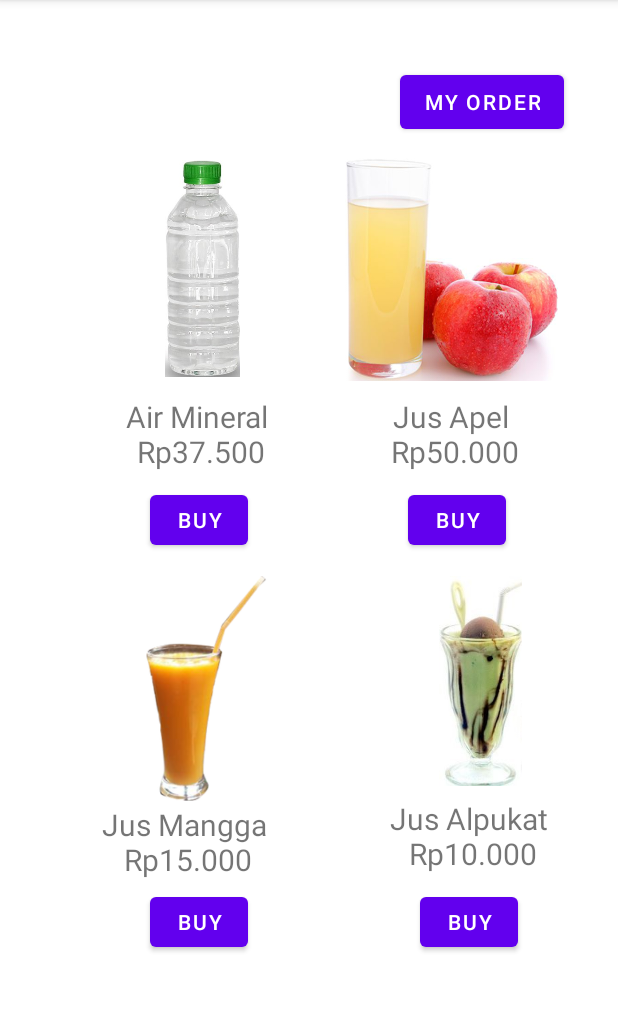
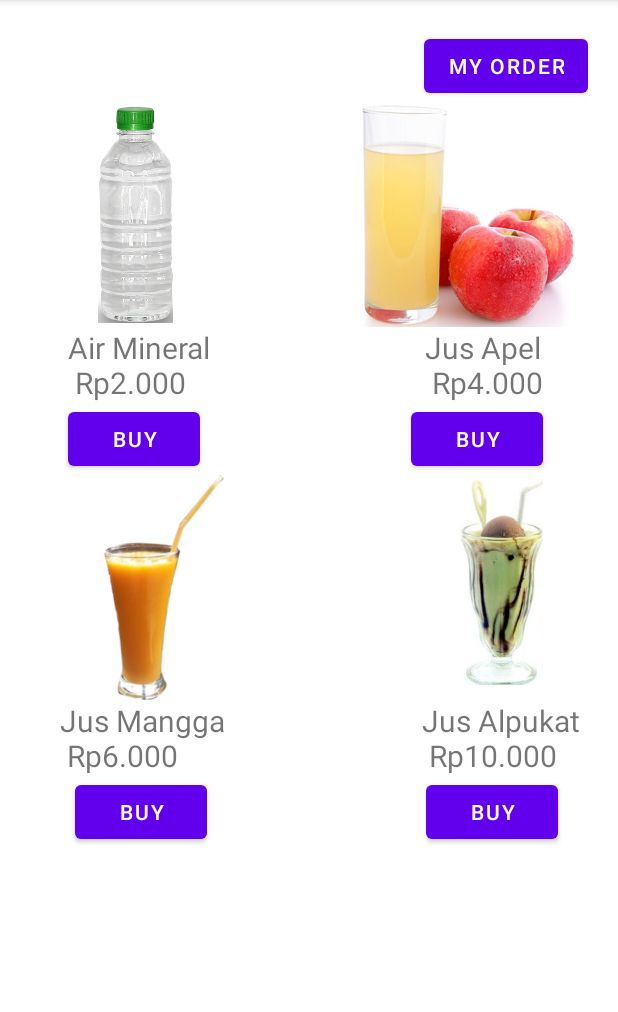
Before and after one commit to LaurensiusVincentRohandy/MOBI6059-MobileProgramming, an Android app: the DrinksActivity screen opened directly, with no data from a screen before it, on a phone screen of 412 x 824 dp, the part 84-1096 px from its top. Run offline under Robolectric (Android 15) with nearby library versions, the phone set to English and light mode, and no system bars.

Commit message:
Edit drinks

```diff
--- a/BinusEzyFoody/app/src/main/java/com/example/binusezyfoody/Drinks.java
+++ b/BinusEzyFoody/app/src/main/java/com/example/binusezyfoody/Drinks.java
@@ -2,7 +2,7 @@ package com.example.binusezyfoody;
 
 public class Drinks {
     String name;
-    int price, qty;
+    int price, qty, stock;
 
     public String getName() {
         return name;
@@ -27,4 +27,12 @@ public class Drinks {
     public void setQty(int qty) {
         this.qty = qty;
     }
+
+    public int getStock() {
+        return stock;
+    }
+
+    public void setStock(int stock) {
+        this.stock = stock;
+    }
 }
--- a/BinusEzyFoody/app/src/main/java/com/example/binusezyfoody/DrinksActivity.java
+++ b/BinusEzyFoody/app/src/main/java/com/example/binusezyfoody/DrinksActivity.java
@@ -11,8 +11,6 @@ import android.widget.TextView;
 import java.util.ArrayList;
 
 public class DrinksActivity extends AppCompatActivity {
-    ArrayList<Drinks> drinksList = new ArrayList<>();
-    Drinks drinks;
 
     @Override
     protected void onCreate(Bundle savedInstanceState) {
@@ -22,33 +20,29 @@ public class DrinksActivity extends AppCompatActivity {
 
     public void onClickBuyWater(View view) {
         Intent intent = new Intent(this, OrderActivity.class);
-        drinks.setName("Air Mineral");
-        drinks.setPrice(37500);
-        drinksList.add(drinks);
+        String order = "Air Mineral\n Rp2.000";
+        intent.putExtra(OrderActivity.EXTRA_MESSAGE, order);
         startActivity(intent);
     }
 
     public void onClickBuyApel(View view) {
         Intent intent = new Intent(this, OrderActivity.class);
-        drinks.setName("Jus Apel");
-        drinks.setPrice(50000);
-        drinksList.add(drinks);
+        String order = "Jus Apel\n Rp4.000";
+        intent.putExtra(OrderActivity.EXTRA_MESSAGE, order);
         startActivity(intent);
     }
 
     public void onClickBuyMango(View view) {
         Intent intent = new Intent(this, OrderActivity.class);
-        drinks.setName("Jus Mangga");
-        drinks.setPrice(15000);
-        drinksList.add(drinks);
+        String order = "Jus Mangga\n Rp6.000";
+        intent.putExtra(OrderActivity.EXTRA_MESSAGE, order);
         startActivity(intent);
     }
 
     public void onClickBuyAlpukat(View view) {
         Intent intent = new Intent(this, OrderActivity.class);
-        drinks.setName("Jus Alpukat");
-        drinks.setPrice(10000);
-        drinksList.add(drinks);
+        String order = "Jus Alpukat\n Rp10.000";
+        intent.putExtra(OrderActivity.EXTRA_MESSAGE, order);
         startActivity(intent);
     }
 
--- a/BinusEzyFoody/app/src/main/java/com/example/binusezyfoody/OrderActivity.java
+++ b/BinusEzyFoody/app/src/main/java/com/example/binusezyfoody/OrderActivity.java
@@ -11,6 +11,7 @@ import android.widget.TextView;
 import java.util.ArrayList;
 
 public class OrderActivity extends AppCompatActivity {
+    public static final String EXTRA_MESSAGE = "message";
     ArrayList<Drinks> drinksList = new ArrayList<>();
     Drinks drinks;
     String name;
@@ -20,14 +21,10 @@ public class OrderActivity extends AppCompatActivity {
     protected void onCreate(Bundle savedInstanceState) {
         super.onCreate(savedInstanceState);
         setContentView(R.layout.activity_order);
+        Intent intent = getIntent();
+        String order = intent.getStringExtra(EXTRA_MESSAGE);
         TextView display = (TextView) findViewById(R.id.order);
-        Intent intent = getIntent();
-        for(Drinks drink : drinksList) {
-            name = drink.getName();
-            price = drink.getPrice();
-            display.setText(name);
-            display.setText(price);
-        }
+        display.setText(order);
     }
 
     public void onClickMyOrder(View view) {
--- a/BinusEzyFoody/app/src/main/res/layout/activity_drinks.xml
+++ b/BinusEzyFoody/app/src/main/res/layout/activity_drinks.xml
@@ -1,135 +1,125 @@
 <?xml version="1.0" encoding="utf-8"?>
-<androidx.constraintlayout.widget.ConstraintLayout xmlns:android="http://schemas.android.com/apk/res/android"
-    xmlns:app="http://schemas.android.com/apk/res-auto"
+<GridLayout xmlns:android="http://schemas.android.com/apk/res/android"
     xmlns:tools="http://schemas.android.com/tools"
     android:layout_width="match_parent"
-    android:layout_height="wrap_content"
+    android:layout_height="match_parent"
+    android:padding="20dp"
+    android:columnCount="2"
     tools:context=".DrinksActivity">
+
+    //MyOrder
+    <Button
+        android:layout_width="wrap_content"
+        android:layout_height="wrap_content"
+        android:layout_row="0"
+        android:layout_column="1"
+        android:layout_gravity="right"
+        android:onClick="onClickMyOrder"
+        android:text="@string/myOrder"/>
 
     //Air Mineral
     <ImageView
         android:layout_width="50dp"
         android:layout_height="150dp"
-        android:layout_marginTop="104dp"
-        android:layout_marginRight="252dp"
-        android:src="@drawable/air"
-        app:layout_constraintRight_toRightOf="parent"
-        app:layout_constraintTop_toTopOf="parent" />
+        android:layout_row="1"
+        android:layout_column="0"
+        android:layout_marginStart="45dp"
+        android:src="@drawable/air" />
     <TextView
         android:layout_width="wrap_content"
         android:layout_height="wrap_content"
-        android:layout_marginLeft="84dp"
-        android:layout_marginTop="264dp"
-        android:text="Air Mineral\n Rp37.500"
-        android:textAlignment="center"
-        android:textSize="20dp"
-        app:layout_constraintLeft_toLeftOf="parent"
-        app:layout_constraintTop_toTopOf="parent" />
+        android:layout_row="2"
+        android:layout_column="0"
+        android:layout_marginStart="25dp"
+        android:text="Air Mineral\n Rp2.000"
+        android:textSize="20sp" />
     <Button
-        android:layout_width="65dp"
-        android:layout_height="45dp"
-        android:layout_marginLeft="100dp"
-        android:layout_marginTop="324dp"
+        android:layout_width="wrap_content"
+        android:layout_height="wrap_content"
+        android:layout_row="3"
+        android:layout_column="0"
+        android:layout_marginStart="25dp"
         android:onClick="onClickBuyWater"
-        android:text="@string/buy"
-        app:layout_constraintLeft_toLeftOf="parent"
-        app:layout_constraintTop_toTopOf="parent" />
+        android:text="@string/buy" />
 
     //Jus Apel
     <ImageView
         android:layout_width="150dp"
         android:layout_height="150dp"
-        android:layout_marginTop="104dp"
-        android:layout_marginRight="36dp"
-        android:src="@drawable/apel"
-        app:layout_constraintRight_toRightOf="parent"
-        app:layout_constraintTop_toTopOf="parent" />
+        android:layout_row="1"
+        android:layout_column="1"
+        android:layout_gravity="end"
+        android:layout_marginEnd="5dp"
+        android:src="@drawable/apel" />
     <TextView
         android:layout_width="wrap_content"
         android:layout_height="wrap_content"
-        android:layout_marginLeft="256dp"
-        android:layout_marginTop="264dp"
-        android:text="Jus Apel\n Rp50.000"
-        android:textAlignment="center"
-        android:textSize="20dp"
-        app:layout_constraintLeft_toLeftOf="parent"
-        app:layout_constraintTop_toTopOf="parent" />
+        android:layout_row="2"
+        android:layout_column="1"
+        android:layout_gravity="end"
+        android:layout_marginEnd="30dp"
+        android:text="Jus Apel\n Rp4.000"
+        android:textSize="20sp" />
     <Button
-        android:layout_width="65dp"
-        android:layout_height="45dp"
-        android:layout_marginLeft="272dp"
-        android:layout_marginTop="324dp"
+        android:layout_width="wrap_content"
+        android:layout_height="wrap_content"
+        android:layout_row="3"
+        android:layout_column="1"
+        android:layout_gravity="end"
+        android:layout_marginEnd="30dp"
         android:onClick="onClickBuyApel"
-        android:text="@string/buy"
-        app:layout_constraintLeft_toLeftOf="parent"
-        app:layout_constraintTop_toTopOf="parent" />
+        android:text="@string/buy" />
 
     //Jus Mangga
     <ImageView
         android:layout_width="100dp"
         android:layout_height="150dp"
-        android:layout_marginTop="384dp"
-        android:layout_marginRight="224dp"
-        android:src="@drawable/gbr_mangga"
-        app:layout_constraintRight_toRightOf="parent"
-        app:layout_constraintTop_toTopOf="parent" />
+        android:layout_row="4"
+        android:layout_column="0"
+        android:layout_marginStart="40dp"
+        android:src="@drawable/gbr_mangga" />
     <TextView
         android:layout_width="wrap_content"
         android:layout_height="wrap_content"
-        android:layout_marginLeft="68dp"
-        android:layout_marginTop="536dp"
-        android:text="Jus Mangga\n Rp15.000"
-        android:textAlignment="center"
-        android:textSize="20dp"
-        app:layout_constraintLeft_toLeftOf="parent"
-        app:layout_constraintTop_toTopOf="parent" />
+        android:layout_row="5"
+        android:layout_column="0"
+        android:layout_marginStart="20dp"
+        android:text="Jus Mangga\n Rp6.000"
+        android:textSize="20sp" />
     <Button
-        android:layout_width="65dp"
-        android:layout_height="45dp"
-        android:layout_marginLeft="100dp"
-        android:layout_marginTop="592dp"
+        android:layout_width="wrap_content"
+        android:layout_height="wrap_content"
+        android:layout_row="6"
+        android:layout_column="0"
+        android:layout_marginStart="30dp"
         android:onClick="onClickBuyMango"
-        android:text="@string/buy"
-        app:layout_constraintLeft_toLeftOf="parent"
-        app:layout_constraintTop_toTopOf="parent" />
+        android:text="@string/buy" />
 
     //Jus Alpukat
     <ImageView
         android:layout_width="55dp"
         android:layout_height="140dp"
-        android:layout_marginTop="384dp"
-        android:layout_marginRight="64dp"
-        android:src="@drawable/alpukat"
-        app:layout_constraintRight_toRightOf="parent"
-        app:layout_constraintTop_toTopOf="parent" />
+        android:layout_row="4"
+        android:layout_column="1"
+        android:layout_gravity="end"
+        android:layout_marginEnd="30dp"
+        android:src="@drawable/alpukat" />
     <TextView
         android:layout_width="wrap_content"
         android:layout_height="wrap_content"
-        android:layout_marginLeft="260dp"
-        android:layout_marginTop="532dp"
+        android:layout_row="5"
+        android:layout_column="1"
+        android:layout_gravity="end"
+        android:layout_marginEnd="5dp"
         android:text="Jus Alpukat\n Rp10.000"
-        android:textAlignment="center"
-        android:textSize="20dp"
-        app:layout_constraintLeft_toLeftOf="parent"
-        app:layout_constraintTop_toTopOf="parent" />
-    <Button
-        android:layout_width="65dp"
-        android:layout_height="45dp"
-        android:layout_marginLeft="280dp"
-        android:layout_marginTop="592dp"
-        android:onClick="onClickBuyAlpukat"
-        android:text="@string/buy"
-        app:layout_constraintLeft_toLeftOf="parent"
-        app:layout_constraintTop_toTopOf="parent" />
-
+        android:textSize="20sp" />
     <Button
         android:layout_width="wrap_content"
         android:layout_height="wrap_content"
-        android:layout_marginTop="44dp"
-        android:layout_marginRight="36dp"
-        android:onClick="onClickMyOrder"
-        android:text="@string/myOrder"
-        app:layout_constraintRight_toRightOf="parent"
-        app:layout_constraintTop_toTopOf="parent" />
-
-</androidx.constraintlayout.widget.ConstraintLayout>
+        android:layout_row="6"
+        android:layout_column="1"
+        android:layout_gravity="end"
+        android:layout_marginEnd="20dp"
+        android:onClick="onClickBuyAlpukat"
+        android:text="@string/buy" />
+</GridLayout>
```
